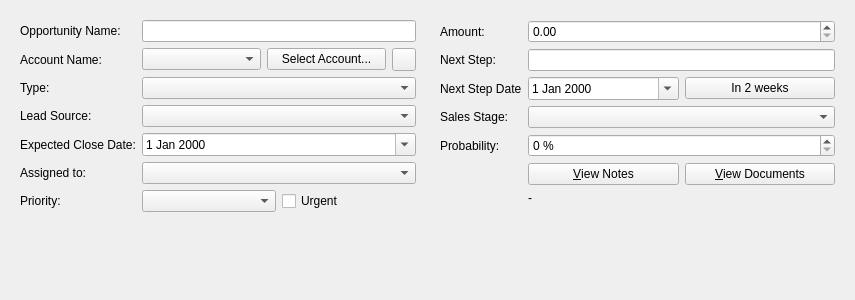
The window that client/src/details/opportunitydetails.ui (KDAB/FatCRM) describes before a commit, drawn with Qt 5.
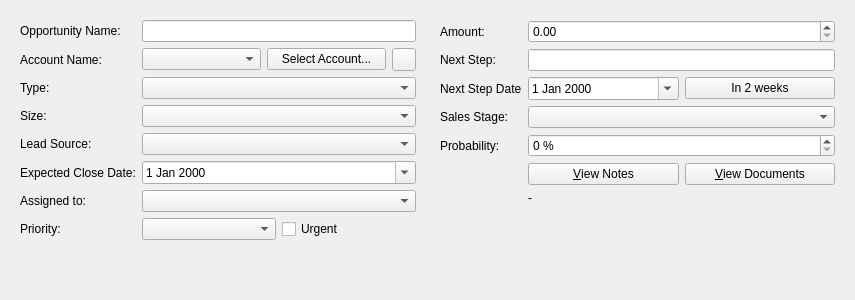
The same window after the commit. Icons and pictures are not drawn. Custom widgets are drawn as their Qt base class.

```diff
--- a/client/src/details/opportunitydetails.ui
+++ b/client/src/details/opportunitydetails.ui
@@ -66,41 +66,41 @@
       <item row="2" column="1">
        <widget class="QComboBox" name="opportunity_type"/>
       </item>
-      <item row="3" column="0">
+      <item row="4" column="0">
        <widget class="QLabel" name="label_4">
         <property name="text">
          <string>Lead Source:</string>
         </property>
        </widget>
       </item>
-      <item row="3" column="1">
+      <item row="4" column="1">
        <widget class="QComboBox" name="lead_source"/>
       </item>
-      <item row="4" column="0">
+      <item row="5" column="0">
        <widget class="QLabel" name="expectedCloseDateLabel">
         <property name="text">
          <string>Expected Close Date:</string>
         </property>
        </widget>
       </item>
-      <item row="4" column="1">
+      <item row="5" column="1">
        <widget class="QDateEditEx" name="date_closed">
         <property name="calendarPopup">
          <bool>true</bool>
         </property>
        </widget>
       </item>
-      <item row="5" column="0">
+      <item row="6" column="0">
        <widget class="QLabel" name="label_7">
         <property name="text">
          <string>Assigned to:</string>
         </property>
        </widget>
       </item>
-      <item row="5" column="1">
-       <widget class="QComboBox" name="assigned_user_id"/>
-      </item>
       <item row="6" column="1">
+       <widget class="QComboBox" name="assigned_user_id"/>
+      </item>
+      <item row="7" column="1">
        <layout class="QHBoxLayout" name="priorityLayout">
         <item>
          <widget class="QComboBox" name="opportunityPriority"/>
@@ -114,13 +114,23 @@
         </item>
        </layout>
       </item>
-      <item row="6" column="0">
+      <item row="7" column="0">
        <widget class="QLabel" name="label_5">
         <property name="text">
          <string>Priority:</string>
         </property>
        </widget>
       </item>
+      <item row="3" column="1">
+       <widget class="QComboBox" name="opportunitySize"/>
+      </item>
+      <item row="3" column="0">
+       <widget class="QLabel" name="label_8">
+        <property name="text">
+         <string>Size:</string>
+        </property>
+       </widget>
+      </item>
      </layout>
     </widget>
    </item>
```
